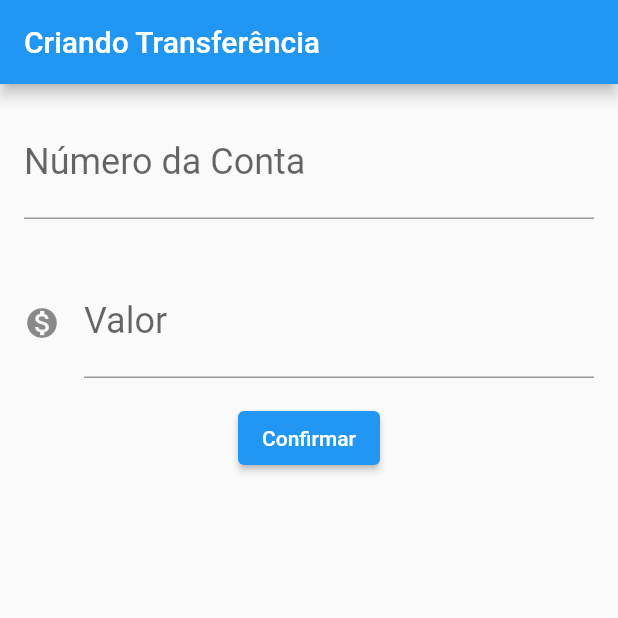
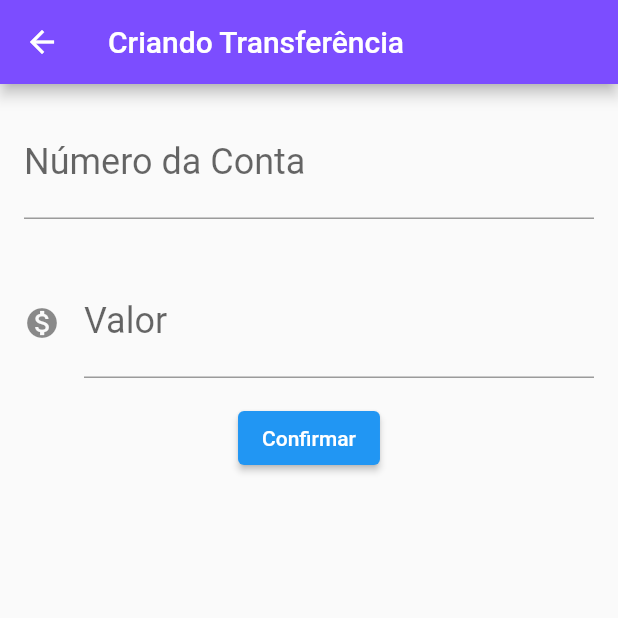
Before and after one commit to luxrayss/Bytebank, a Flutter app: the FormularioTransferencia screen opened directly, after a tap on "Confirmar", on a phone screen of 412 x 824 dp, the top half of it. Run offline on Flutter 3.47's test engine with Material 2 defaults, Android fonts, the phone set to English and light mode, and no system bars.

Commit message:
Adicionado botão que chama a tela de nova transferência

```diff
--- a/lib/main.dart
+++ b/lib/main.dart
@@ -6,58 +6,92 @@ import 'package:flutter/material.dart';
 void main() => runApp(ByteBankApp());
 
 class ByteBankApp extends StatelessWidget {
-
   @override
   Widget build(BuildContext context) {
     return MaterialApp(
       home: Scaffold(
         //corpo do app
-        body: FormularioTransferencia(),
+        body: ListaTransferencias(),
       ),
     );
   }
 }
 
 class FormularioTransferencia extends StatelessWidget {
+  final TextEditingController _controladorCampoNumeroConta =
+      TextEditingController();
+  final TextEditingController _controladorCampoNumeroValor =
+      TextEditingController();
+
   @override
   Widget build(BuildContext context) {
     return Scaffold(
-        appBar: AppBar(title: Text('Criando Transferência'),),
+        appBar: AppBar(
+          backgroundColor: Colors.deepPurpleAccent,
+          title: Text('Criando Transferência'),
+        ),
         body: Column(
-          children: [
-            Padding(
-              padding: const EdgeInsets.all(16.0),
-              child: TextField(
-                style: TextStyle(
-                  fontSize: 24.0
-                ),
-                decoration: InputDecoration(
-                  labelText: 'Número da Conta',
-                  hintText: '0000',
-                ),
-                keyboardType: TextInputType.number,
-              ),
+          children:[
+            Editor(
+              controlador: _controladorCampoNumeroConta,
+              dica: '0000',
+              rotulo: 'Número da Conta',
             ),
-            Padding(
-              padding: const EdgeInsets.all(16.0),
-              child: TextField(
-                style: TextStyle(
-                  fontSize: 24.0
-                ),
-                decoration: InputDecoration(
-                  icon: Icon(Icons.monetization_on),
-                  labelText: 'Valor',
-                  hintText: '0,00',
-                ),
-                keyboardType: TextInputType.number,
-              ),
-            ),
+            Editor(
+                controlador: _controladorCampoNumeroValor,
+                rotulo: 'Valor',
+                dica: '0.00',
+                icone: Icons.monetization_on),
             ElevatedButton(
-              onPressed: () {},
+              onPressed: () => _criaTransferencia(context),
               child: const Text('Confirmar'),
             ),
           ],
         ));
+  }
+
+  void _criaTransferencia(BuildContext context) {
+    final int? numeroConta =
+        int.tryParse(_controladorCampoNumeroConta.text);
+    final double? valor =
+        double.tryParse(_controladorCampoNumeroValor.text);
+
+    if (numeroConta != null && valor != null) {
+      final transferenciaCriada = Transferencia(valor, numeroConta);
+      final snackBar = SnackBar(
+        content: Text('$transferenciaCriada'),
+      );
+
+      ScaffoldMessenger.of(context).showSnackBar(snackBar);
+    }
+  }
+}
+
+class Editor extends StatelessWidget {
+  final TextEditingController controlador;
+  final String rotulo;
+  final String dica;
+  final IconData?icone;
+
+
+  //tornando os atributos do editor opcionais
+  Editor({required this.controlador, required this.rotulo, required this.dica, this.icone});
+
+  @override
+  Widget build(BuildContext context) {
+    return Padding(
+      padding: const EdgeInsets.all(16.0),
+      child: TextField(
+        controller: controlador,
+        style: TextStyle(fontSize: 24.0),
+        decoration: InputDecoration(
+          icon: icone != null ? Icon(icone) : null,
+          labelText: rotulo,
+          hintText: dica,
+        ),
+        keyboardType: TextInputType.number,
+      ),
+    );
   }
 }
 
@@ -67,6 +101,7 @@ class ListaTransferencias extends StatelessWidget {
     //Card ficará dentro de uma coluna para poder haver vários cards
     return Scaffold(
       appBar: AppBar(
+        backgroundColor: Colors.deepPurpleAccent,
         title: Text('Transferências'),
       ),
       body: Column(
@@ -79,7 +114,11 @@ class ListaTransferencias extends StatelessWidget {
         ],
       ),
       floatingActionButton: FloatingActionButton(
-        onPressed: () {},
+        onPressed: () {
+          Navigator.push(context, MaterialPageRoute(builder: (context){
+            return FormularioTransferencia();
+          }));
+        },
         //icone do botão
         child: Icon(Icons.add),
       ),
@@ -88,7 +127,6 @@ class ListaTransferencias extends StatelessWidget {
 }
 
 class ItemTransferencia extends StatelessWidget {
-
   final Transferencia _transferencia;
 
   ItemTransferencia(this._transferencia);
@@ -111,4 +149,9 @@ class Transferencia {
 
   //construtor
   Transferencia(this.valor, this.numeroConta);
+
+  @override
+  String toString() {
+    return 'Transferencia{valor: $valor, numeroConta: $numeroConta}';
+  }
 }
```
